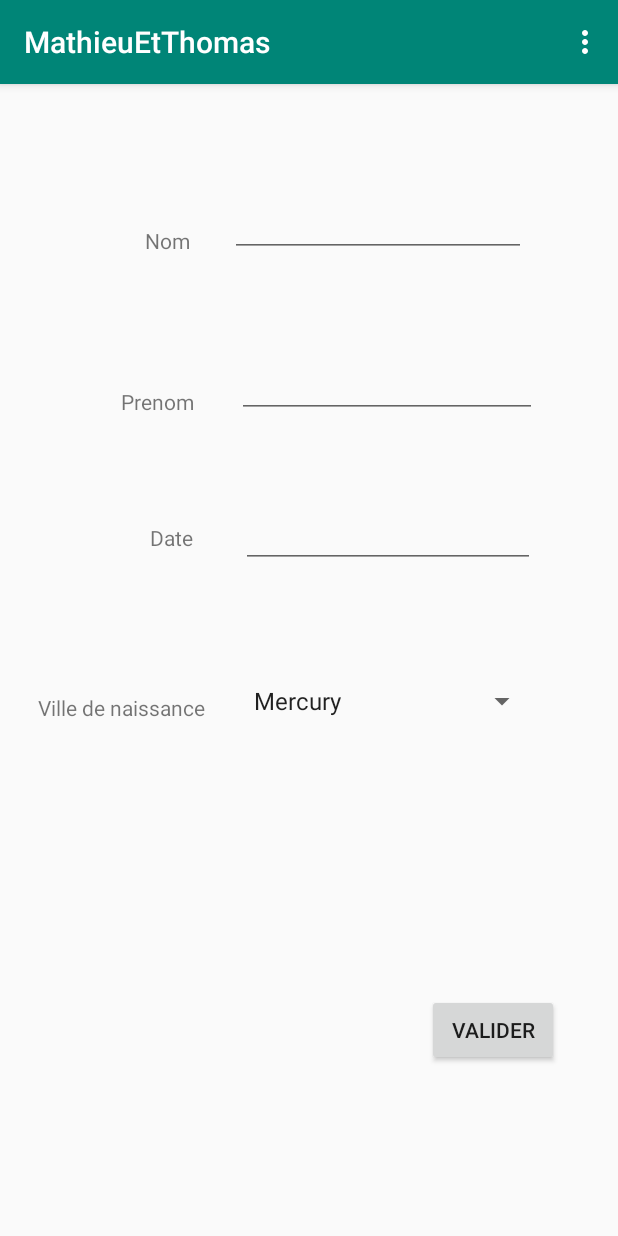
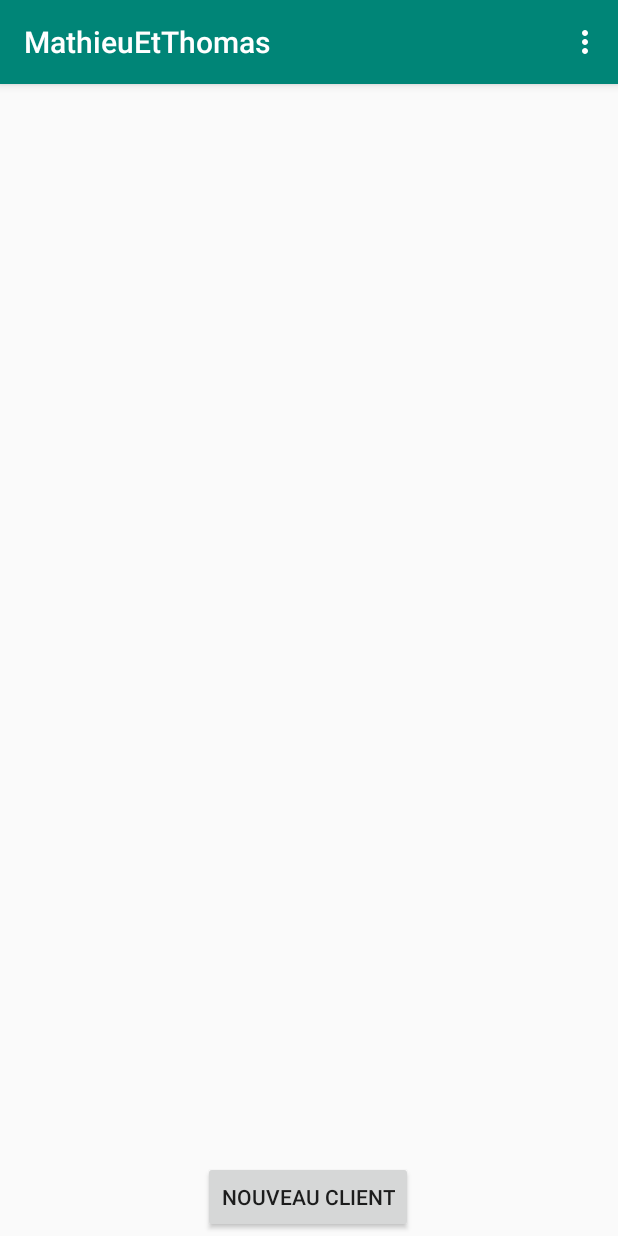
Before and after one commit to thomasguessant35/MathieuEtThomasMMM, an Android app: the screen it shows after launch (MainActivity), in the options menu, after a tap on "Paramètres", on a phone screen of 412 x 824 dp. Run offline under Robolectric (Android 15) with nearby library versions, the phone set to English and light mode, and no system bars; our stand-ins replace ButterKnife.

Commit message:
1ère version potable de Recycler View.

```diff
--- a/app/build.gradle
+++ b/app/build.gradle
@@ -30,6 +30,7 @@ dependencies {
     implementation 'androidx.appcompat:appcompat:1.0.2'
     implementation 'androidx.constraintlayout:constraintlayout:1.1.3'
     implementation 'com.google.android.material:material:1.0.0'
+    implementation 'androidx.legacy:legacy-support-v4:1.0.0'
     testImplementation 'junit:junit:4.12'
     androidTestImplementation 'androidx.test:runner:1.1.1'
     androidTestImplementation 'androidx.test.espresso:espresso-core:3.1.1'
--- /dev/null
+++ b/app/src/main/java/com/example/mathieuetthomas/AddClient.java
@@ -0,0 +1,121 @@
+package com.example.mathieuetthomas;
+
+import android.content.Context;
+import android.net.Uri;
+import android.os.Bundle;
+
+import androidx.fragment.app.Fragment;
+import androidx.recyclerview.widget.LinearLayoutManager;
+import androidx.recyclerview.widget.RecyclerView;
+
+import android.view.LayoutInflater;
+import android.view.View;
+import android.view.ViewGroup;
+import android.widget.Button;
+
+import java.util.ArrayList;
+import java.util.List;
+
+
+/**
+ * A simple {@link Fragment} subclass.
+ * Activities that contain this fragment must implement the
+ * {@link AddClient.OnAddClientInteractionListener} interface
+ * to handle interaction events.
+ * Use the {@link AddClient#newInstance} factory method to
+ * create an instance of this fragment.
+ */
+public class AddClient extends Fragment {
+
+    private OnAddClientInteractionListener mListener;
+    private List<Client> clients;
+
+    public AddClient() {
+        // Required empty public constructor
+    }
+
+    /**
+     * Use this factory method to create a new instance of
+     * this fragment using the provided parameters.
+     *
+     * @return A new instance of fragment AddClient.
+     */
+    // TODO: Rename and change types and number of parameters
+    public static AddClient newInstance() {
+        AddClient fragment = new AddClient();
+        Bundle args = new Bundle();
+        fragment.clients = new ArrayList<>();
+        fragment.setArguments(args);
+        return fragment;
+    }
+
+    @Override
+    public void onCreate(Bundle savedInstanceState) {
+        super.onCreate(savedInstanceState);
+        Bundle bundle = getArguments();
+        if(this.clients == null) this.clients = new ArrayList<>();
+        if (bundle != null) {
+            Client nouveauClient = new Client(bundle.getString("nomSaisi"), bundle.getString("prenomSaisi"), bundle.getString("dateSaisie"), bundle.getString("villeSaisie"), bundle.getString("phoneNumberSaisi"));
+            this.clients.add(nouveauClient);
+        }
+        else {
+            this.clients = new ArrayList<>();
+        }
+    }
+
+    @Override
+    public View onCreateView(LayoutInflater inflater, ViewGroup container,
+                             Bundle savedInstanceState) {
+        // Inflate the layout for this fragment
+        View view = inflater.inflate(R.layout.fragment_add_client, container, false);
+        // Lookup the recyclerview in activity layout
+        RecyclerView rvContacts = view.findViewById(R.id.recyclerView);
+        ClientAdapter adapter = new ClientAdapter(this.clients);
+        // Attach the adapter to the recyclerview to populate items
+        rvContacts.setAdapter(adapter);
+        // Set layout manager to position the items
+        rvContacts.setLayoutManager(new LinearLayoutManager(getContext()));
+        Button b = view.findViewById(R.id.add_client);
+        b.setOnClickListener(viewLambda -> onButtonPressed(null));
+        return view;
+    }
+
+    // TODO: Rename method, update argument and hook method into UI event
+    public void onButtonPressed(Uri uri) {
+        if (mListener != null) {
+            mListener.onAddClient(uri);
+        }
+    }
+
+    @Override
+    public void onAttach(Context context) {
+        super.onAttach(context);
+        if (context instanceof OnAddClientInteractionListener) {
+            mListener = (OnAddClientInteractionListener) context;
+        } else {
+            throw new RuntimeException(context.toString()
+                    + " must implement OnFragmentInteractionListener");
+        }
+    }
+
+    @Override
+    public void onDetach() {
+        super.onDetach();
+        mListener = null;
+    }
+
+    /**
+     * This interface must be implemented by activities that contain this
+     * fragment to allow an interaction in this fragment to be communicated
+     * to the activity and potentially other fragments contained in that
+     * activity.
+     * <p>
+     * See the Android Training lesson <a href=
+     * "http://developer.android.com/training/basics/fragments/communicating.html"
+     * >Communicating with Other Fragments</a> for more information.
+     */
+
+    public interface OnAddClientInteractionListener {
+        void onAddClient(Uri uri);
+    }
+}
--- /dev/null
+++ b/app/src/main/java/com/example/mathieuetthomas/ClientAdapter.java
@@ -0,0 +1,91 @@
+package com.example.mathieuetthomas;
+
+import android.content.Context;
+import android.view.LayoutInflater;
+import android.view.View;
+import android.view.ViewGroup;
+import android.widget.ListView;
+import android.widget.TextView;
+
+import androidx.annotation.NonNull;
+import androidx.recyclerview.widget.RecyclerView;
+
+import java.util.List;
+
+public class ClientAdapter extends  RecyclerView.Adapter<ClientAdapter.ViewHolder> {
+
+    private List<Client> mContacts;
+
+    public ClientAdapter(List<Client> mContacts) {
+        this.mContacts = mContacts;
+    }
+
+    // Usually involves inflating a layout from XML and returning the holder
+    @Override
+    public ClientAdapter.ViewHolder onCreateViewHolder(ViewGroup parent, int viewType) {
+        Context context = parent.getContext();
+        LayoutInflater inflater = LayoutInflater.from(context);
+
+        // Inflate the custom layout
+        View contactView = inflater.inflate(R.layout.item_client, parent, false);
+
+        // Return a new holder instance
+        ViewHolder viewHolder = new ViewHolder(contactView);
+        return viewHolder;
+    }
+
+    // Involves populating data into the item through holder
+    @Override
+    public void onBindViewHolder(ClientAdapter.ViewHolder viewHolder, int position) {
+        // Get the data model based on position
+        Client contact = mContacts.get(position);
+
+        // Set item views based on your views and data model
+        TextView textViewNom = viewHolder.nomTextView;
+        textViewNom.setText(contact.getNom());
+        TextView textViewPrenom = viewHolder.prenomTextView;
+        textViewPrenom.setText(contact.getPrenom());
+        TextView textViewDate = viewHolder.dateTextView;
+        textViewDate.setText(contact.getDate());
+        TextView textViewVille = viewHolder.villeTextView;
+        textViewVille.setText(contact.getVille());
+        TextView textViewPhone = viewHolder.phoneTextView;
+        textViewPhone.setText(contact.getPhone());
+    }
+
+    /**
+     * Returns the total number of items in the data set held by the adapter.
+     *
+     * @return The total number of items in this adapter.
+     */
+    @Override
+    public int getItemCount() {
+        return mContacts.size();
+    }
+
+    // Provide a direct reference to each of the views within a data item
+    // Used to cache the views within the item layout for fast access
+    public class ViewHolder extends RecyclerView.ViewHolder {
+        // Your holder should contain a member variable
+        // for any view that will be set as you render a row
+        public TextView nomTextView;
+        public TextView prenomTextView;
+        public TextView dateTextView;
+        public TextView villeTextView;
+        public TextView phoneTextView;
+
+        // We also create a constructor that accepts the entire item row
+        // and does the view lookups to find each subview
+        public ViewHolder(View itemView) {
+            // Stores the itemView in a public final member variable that can be used
+            // to access the context from any ViewHolder instance.
+            super(itemView);
+
+            nomTextView = (TextView) itemView.findViewById(R.id.client_nom);
+            prenomTextView = (TextView) itemView.findViewById(R.id.client_prenom);
+            dateTextView = (TextView) itemView.findViewById(R.id.client_date);
+            villeTextView = (TextView) itemView.findViewById(R.id.client_ville);
+            phoneTextView = (TextView) itemView.findViewById(R.id.client_phone);
+        }
+    }
+}
--- a/app/src/main/java/com/example/mathieuetthomas/Home.java
+++ b/app/src/main/java/com/example/mathieuetthomas/Home.java
@@ -33,12 +33,7 @@ public class Home extends Fragment {
         this.dateSaisie = v.findViewById(R.id.editText);
         this.villeSaisie = v.findViewById(R.id.editText4);
         Button b = v.findViewById(R.id.button);
-        b.setOnClickListener(new View.OnClickListener() {
-            @Override
-            public void onClick(View view) {
-                onButtonPressed(null);
-            }
-        });
+        b.setOnClickListener(view -> onButtonPressed(null));
 
         return v;
     }
--- a/app/src/main/java/com/example/mathieuetthomas/MainActivity.java
+++ b/app/src/main/java/com/example/mathieuetthomas/MainActivity.java
@@ -14,10 +14,12 @@ import android.widget.Spinner;
 import androidx.appcompat.app.AppCompatActivity;
 import androidx.navigation.NavController;
 import androidx.navigation.Navigation;
+import androidx.recyclerview.widget.LinearLayoutManager;
+import androidx.recyclerview.widget.RecyclerView;
 
 import butterknife.BindView;
 
-public class MainActivity extends AppCompatActivity implements Home.OnHomeInteractionListener, Display.OnDisplayInteractionListener {
+public class MainActivity extends AppCompatActivity implements Home.OnHomeInteractionListener, AddClient.OnAddClientInteractionListener {
 
     private NavController navController;
 
@@ -46,12 +48,7 @@ public class MainActivity extends AppCompatActivity implements Home.OnHomeIntera
         bundle.putString("villeSaisie", villeSaisie);
         EditText phoneNumber = findViewById(R.id.edit_text_phone);
         if (phoneNumber != null) bundle.putString("phoneNumberSaisi", phoneNumber.getText().toString());
-        navController.navigate(R.id.action_home_to_display, bundle);
-    }
-
-    @Override
-    public void onDisplayInteraction(Uri uri) {
-        navController.navigate(R.id.action_display_to_home);
+        navController.navigate(R.id.action_home_to_add_client, bundle);
     }
 
     public void reset(MenuItem item) {
@@ -75,4 +72,10 @@ public class MainActivity extends AppCompatActivity implements Home.OnHomeIntera
         phoneNumberInput.setInputType(InputType.TYPE_CLASS_PHONE);
         rootView.addView(phoneNumberInput);
     }
+
+    @Override
+    public void onAddClient(Uri uri) {
+        Bundle bundle = new Bundle();
+        navController.navigate(R.id.action_add_client_to_home, bundle);
+    }
 }
--- /dev/null
+++ b/app/src/main/res/layout/fragment_add_client.xml
@@ -0,0 +1,37 @@
+<?xml version="1.0" encoding="utf-8"?>
+<androidx.constraintlayout.widget.ConstraintLayout xmlns:android="http://schemas.android.com/apk/res/android"
+    xmlns:app="http://schemas.android.com/apk/res-auto"
+    xmlns:tools="http://schemas.android.com/tools"
+    android:layout_width="match_parent"
+    android:layout_height="match_parent"
+    tools:context=".AddClient"
+    tools:showIn="@layout/activity_main">
+
+    <!-- TODO: Update blank fragment layout -->
+
+    <androidx.recyclerview.widget.RecyclerView
+        android:id="@+id/recyclerView"
+        android:layout_width="match_parent"
+        android:layout_height="match_parent"
+        android:layout_marginStart="50dp"
+        android:layout_marginTop="50dp"
+        android:layout_marginEnd="50dp"
+        android:layout_marginBottom="50dp"
+        app:layout_constraintBottom_toBottomOf="parent"
+        app:layout_constraintEnd_toEndOf="parent"
+        app:layout_constraintStart_toStartOf="parent"
+        app:layout_constraintTop_toTopOf="parent" />
+
+    <Button
+        android:id="@+id/add_client"
+        android:layout_width="wrap_content"
+        android:layout_height="wrap_content"
+        android:layout_marginStart="100dp"
+        android:layout_marginEnd="100dp"
+        android:text="Nouveau Client"
+        app:layout_constraintEnd_toEndOf="parent"
+        app:layout_constraintHorizontal_bias="0.492"
+        app:layout_constraintStart_toStartOf="parent"
+        app:layout_constraintTop_toBottomOf="@+id/recyclerView" />
+
+</androidx.constraintlayout.widget.ConstraintLayout>
--- a/app/src/main/res/layout/fragment_home.xml
+++ b/app/src/main/res/layout/fragment_home.xml
@@ -6,8 +6,7 @@
     android:layout_width="match_parent"
     android:layout_height="match_parent"
     app:layout_behavior="@string/appbar_scrolling_view_behavior"
-    tools:context=".Home"
-    tools:showIn="@layout/activity_main">
+    tools:context=".Home">
 
     <TextView
         android:id="@+id/textView2"
--- a/app/src/main/res/navigation/navigation.xml
+++ b/app/src/main/res/navigation/navigation.xml
@@ -3,24 +3,24 @@
     xmlns:app="http://schemas.android.com/apk/res-auto"
     xmlns:tools="http://schemas.android.com/tools"
     android:id="@+id/navigation"
-    app:startDestination="@id/home">
+    app:startDestination="@id/add_client">
+    <fragment
+        android:id="@+id/add_client"
+        android:name="com.example.mathieuetthomas.AddClient"
+        android:label="fragment_add_client"
+        tools:layout="@layout/fragment_add_client" >
+        <action
+            android:id="@+id/action_add_client_to_home"
+            app:destination="@id/home" />
+    </fragment>
     <fragment
         android:id="@+id/home"
         android:name="com.example.mathieuetthomas.Home"
         android:label="fragment_home"
         tools:layout="@layout/fragment_home" >
         <action
-            android:id="@+id/action_home_to_display"
-            app:destination="@id/display" />
-    </fragment>
-    <fragment
-        android:id="@+id/display"
-        android:name="com.example.mathieuetthomas.Display"
-        android:label="fragment_display"
-        tools:layout="@layout/fragment_display" >
-        <action
-            android:id="@+id/action_display_to_home"
-            app:destination="@id/home" />
+            android:id="@+id/action_home_to_add_client"
+            app:destination="@id/add_client" />
         <argument
             android:name="nomSaisi"
             app:argType="string" />
--- a/app/src/main/res/values/strings.xml
+++ b/app/src/main/res/values/strings.xml
@@ -8,4 +8,7 @@
     <string name="ville_de_naissance">Ville de naissance</string>
     <string name="action_phone">Ajouter un numéro de téléphone</string>
     <string name="title_activity_display">DisplayActivity</string>
+
+    <!-- TODO: Remove or change this placeholder text -->
+    <string name="hello_blank_fragment">Hello blank fragment</string>
 </resources>
```
Also changed, not shown: app/src/main/java/com/example/mathieuetthomas/Client.java (added, +62 -0 lines), app/src/main/res/layout/item_client.xml (added, +43 -0 lines).
